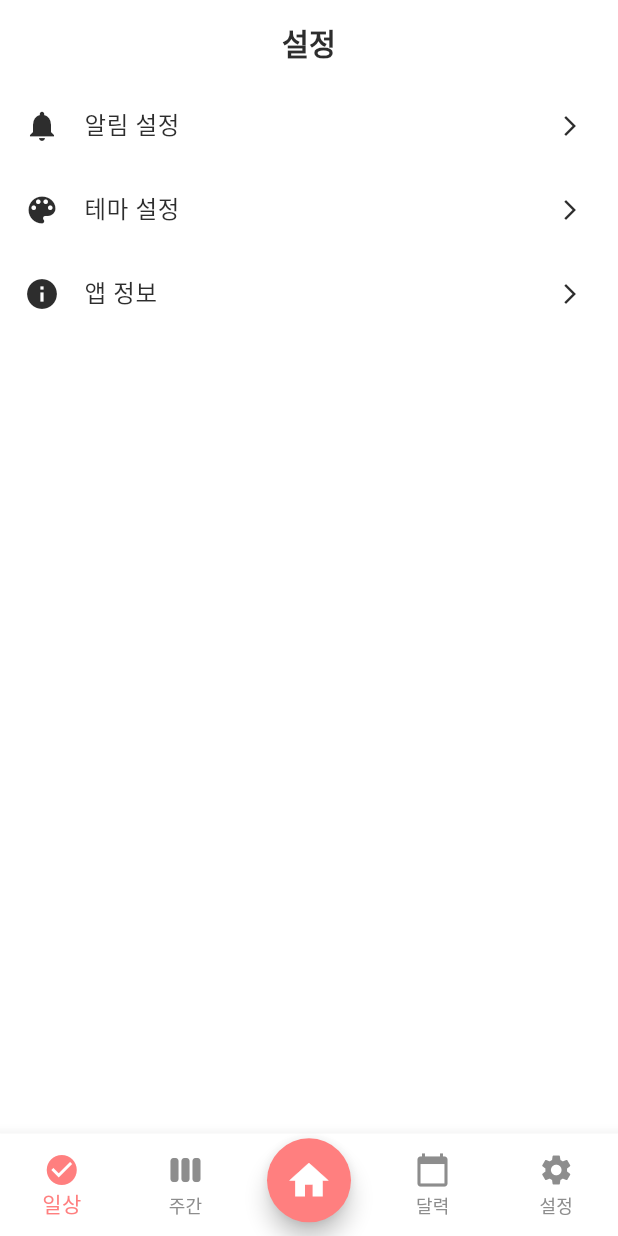
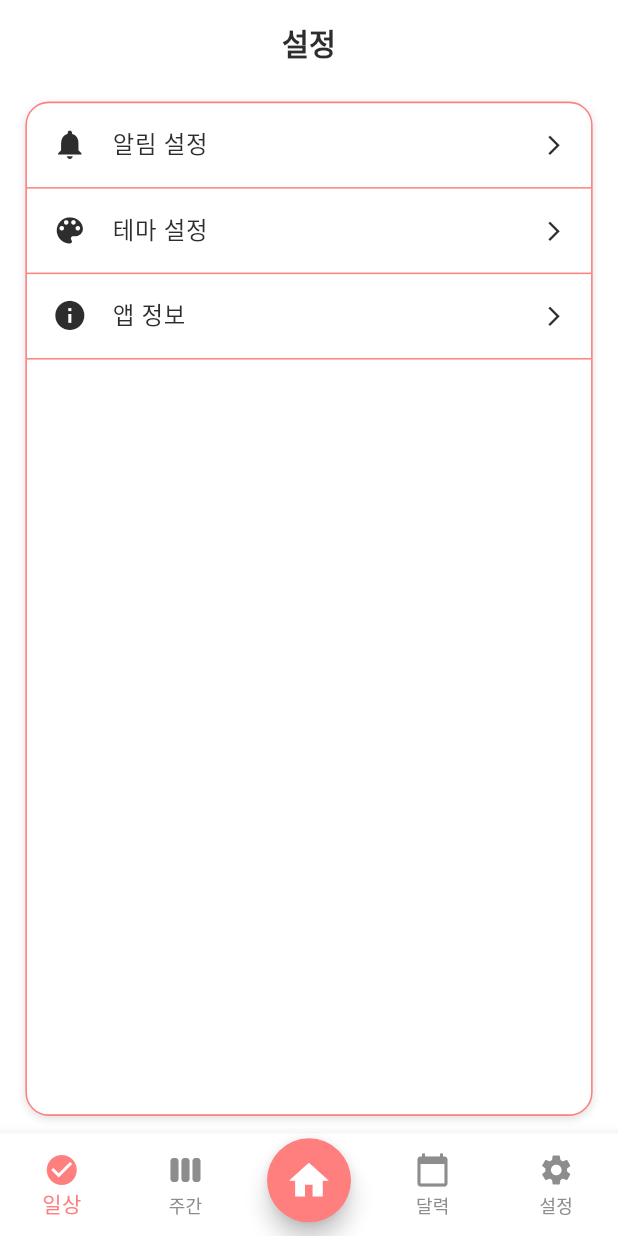
Before and after one commit to JeongHyeon-Jo/abeul_planner, a Flutter app: the SettingsScreen screen opened by its route, on a phone screen of 412 x 824 dp. Run offline on Flutter 3.47's test engine with Material 3 defaults, Android fonts, the phone set to English and light mode, and no system bars; our stand-ins replace flutter_riverpod, flutter_screenutil, go_router, hive, hive_flutter, table_calendar; accounts and stored records are empty; generated files the repository leaves out were written again.

Commit message:
[Design] Settings_Screen 디자인 개선

```diff
--- a/lib/features/settings/presentation/screen/settings_screen.dart
+++ b/lib/features/settings/presentation/screen/settings_screen.dart
@@ -1,7 +1,10 @@
+// settings_screen.dart
 import 'package:flutter/material.dart';
+import 'package:flutter_screenutil/flutter_screenutil.dart';
 import 'package:abeul_planner/core/widgets/custom_app_bar.dart';
 import 'package:abeul_planner/core/text_styles.dart';
 import 'package:abeul_planner/core/color.dart';
+import 'package:abeul_planner/features/settings/presentation/widget/settings_tile.dart';
 
 class SettingsScreen extends StatelessWidget {
   const SettingsScreen({super.key});
@@ -13,29 +16,41 @@ class SettingsScreen extends StatelessWidget {
         title: '설정',
         isTransparent: true,
       ),
-      body: ListView(
-        children: [
-          // 알림 설정
-          ListTile(
-            leading: Icon(Icons.notifications),
-            title: Text('알림 설정', style: AppTextStyles.body),
-            trailing: Icon(Icons.arrow_forward_ios, size: 16),
+      body: Padding(
+        padding: EdgeInsets.symmetric(horizontal: 16.w, vertical: 12.h),
+        child: Container(
+          decoration: BoxDecoration(
+            color: Colors.white,
+            borderRadius: BorderRadius.circular(16.r),
+            border: Border.all(color: AppColors.primary, width: 1.w),
+            boxShadow: [
+              BoxShadow(
+                color: Colors.black12,
+                blurRadius: 4.r,
+                offset: Offset(0, 2.h),
+              ),
+            ],
           ),
-
-          // 테마 설정
-          ListTile(
-            leading: Icon(Icons.color_lens),
-            title: Text('테마 설정', style: AppTextStyles.body),
-            trailing: Icon(Icons.arrow_forward_ios, size: 16),
+          child: Column(
+            children: [
+              const SettingsTile(
+                icon: Icons.notifications,
+                title: '알림 설정',
+              ),
+              Divider(height: 1.h, color: AppColors.primary),
+              const SettingsTile(
+                icon: Icons.color_lens,
+                title: '테마 설정',
+              ),
+              Divider(height: 1.h, color: AppColors.primary),
+              const SettingsTile(
+                icon: Icons.info,
+                title: '앱 정보',
+              ),
+              Divider(height: 1.h, color: AppColors.primary),
+            ],
           ),
-
-          // 앱 정보
-          ListTile(
-            leading: Icon(Icons.info),
-            title: Text('앱 정보', style: AppTextStyles.body),
-            trailing: Icon(Icons.arrow_forward_ios, size: 16),
-          ),
-        ],
+        ),
       ),
     );
   }
--- /dev/null
+++ b/lib/features/settings/presentation/widget/settings_tile.dart
@@ -0,0 +1,29 @@
+// settings_tile.dart
+import 'package:flutter/material.dart';
+import 'package:flutter_screenutil/flutter_screenutil.dart';
+import 'package:abeul_planner/core/text_styles.dart';
+
+/// 설정 항목 개별 타일 위젯
+class SettingsTile extends StatelessWidget {
+  final IconData icon;
+  final String title;
+  final VoidCallback? onTap;
+
+  const SettingsTile({
+    super.key,
+    required this.icon,
+    required this.title,
+    this.onTap,
+  });
+
+  @override
+  Widget build(BuildContext context) {
+    return ListTile(
+      contentPadding: EdgeInsets.symmetric(horizontal: 16.w),
+      leading: Icon(icon, size: 24.sp),
+      title: Text(title, style: AppTextStyles.body),
+      trailing: Icon(Icons.arrow_forward_ios, size: 16.sp),
+      onTap: onTap,
+    );
+  }
+}
```
